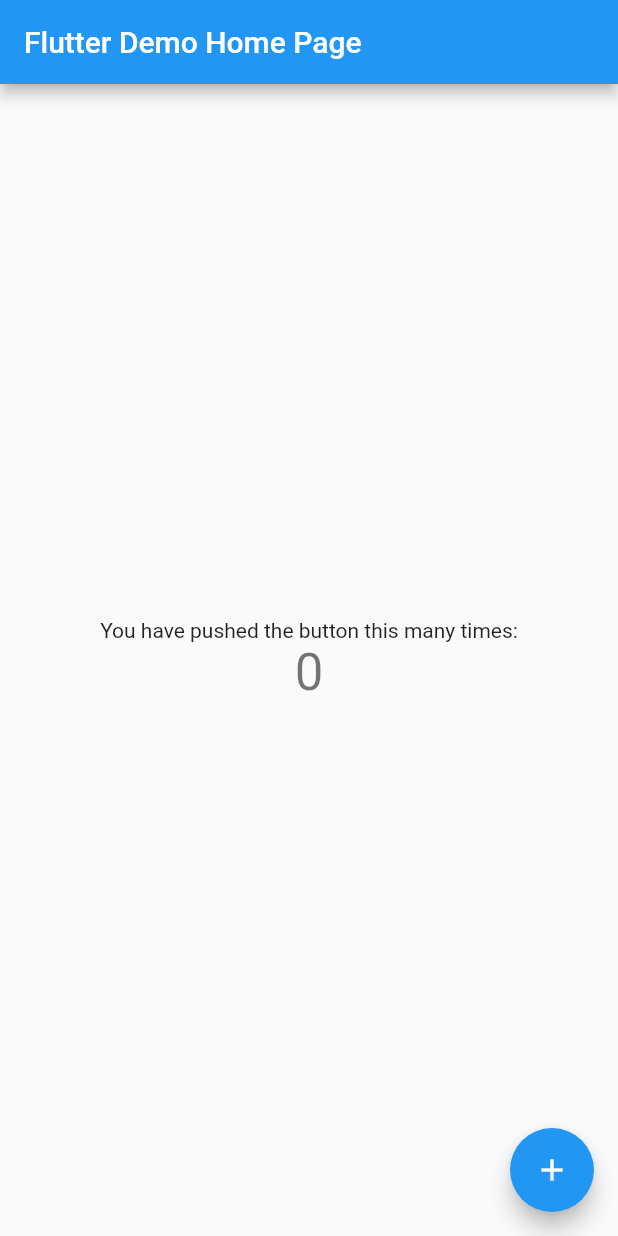
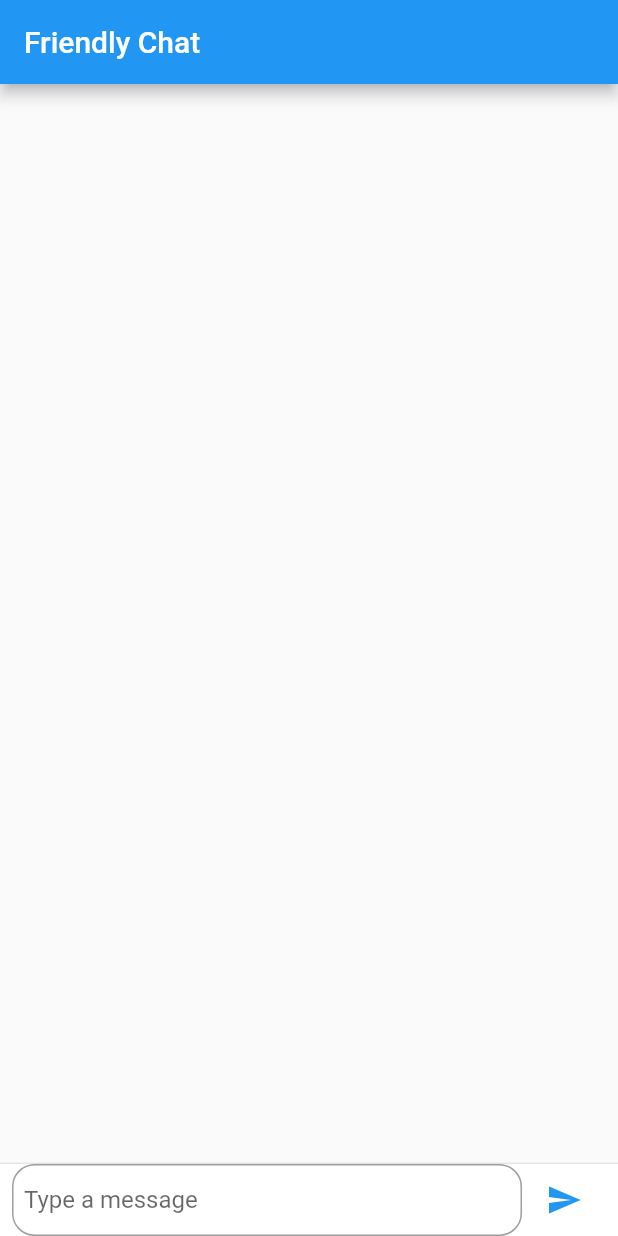
Before and after one commit to gustiyoga/helloflutter, a Flutter app: the screen it shows after launch, on a phone screen of 412 x 824 dp. Run offline on Flutter 3.47's test engine with Material 2 defaults, Android fonts, the phone set to English and light mode, and no system bars.

Commit message:
FriendlyChat: init text input and bubble chat

```diff
--- /dev/null
+++ b/lib/FriendlyChat/main.dart
@@ -0,0 +1,103 @@
+import 'package:flutter/material.dart';
+import 'package:helloflutter/FriendlyChat/chat_message.dart';
+
+class FriendlychatApp extends StatelessWidget {
+  @override
+  Widget build(BuildContext context) {
+    return MaterialApp(
+      title: 'Friendly Chat',
+      home: ChatScreen(),
+    );
+  }
+}
+
+class ChatScreen extends StatefulWidget {
+  ChatScreen({Key key}) : super(key: key);
+
+  _ChatScreenState createState() => _ChatScreenState();
+}
+
+class _ChatScreenState extends State<ChatScreen> {
+  final List<ChatMessage> _messages = <ChatMessage>[];
+  final TextEditingController _textController = new TextEditingController();
+
+  @override
+  Widget build(BuildContext context) {
+    return Scaffold(
+      appBar: AppBar(title: Text("Friendly Chat")),
+      body: Column(
+        children: <Widget>[
+          Flexible(
+            child: ListView.builder(
+              padding: EdgeInsets.all(8.0),
+              reverse: true,
+              itemBuilder: (_, int index) => _messages[index],
+              itemCount: _messages.length,
+            ),
+          ),
+          Divider(height: 1.0),
+          Container(
+            decoration: BoxDecoration(color: Theme.of(context).cardColor),
+            child: _buildTextComposer(),
+          )
+        ],
+      ),
+    );
+  }
+
+  Widget _buildTextComposer() {
+    return IconTheme(
+      data: IconThemeData(color: Theme.of(context).accentColor),
+      child: Container(
+        margin: EdgeInsets.symmetric(
+          horizontal: 8.0,
+        ),
+        child: Row(
+          children: <Widget>[
+            Expanded(
+              child: TextField(
+                controller: _textController,
+                onSubmitted: _handleSubmitted,
+                decoration: InputDecoration(
+                    contentPadding: EdgeInsets.symmetric(
+                      horizontal: 8.0,
+                      vertical: 8.0,
+                    ),
+                    focusedBorder: OutlineInputBorder(
+                      borderRadius: BorderRadius.all(Radius.circular(15.0)),
+                      borderSide: BorderSide(
+                        color: Theme.of(context).primaryColor,
+                      ),
+                    ),
+                    border: OutlineInputBorder(
+                      borderRadius: BorderRadius.all(Radius.circular(15.0)),
+                    ),
+                    hintText: "Type a message"),
+              ),
+            ),
+            Container(
+              margin: EdgeInsets.symmetric(horizontal: 4.0),
+              child: IconButton(
+                icon: Icon(
+                  Icons.send,
+                ),
+                onPressed: () => _handleSubmitted(_textController.text),
+              ),
+            )
+          ],
+        ),
+      ),
+    );
+  }
+
+  void _handleSubmitted(String text) {
+    _textController.clear();
+
+    ChatMessage message = new ChatMessage(
+      text: text,
+    );
+    setState(() {
+      _messages.insert(0, message);
+    });
+  }
+}
--- a/lib/main.dart
+++ b/lib/main.dart
@@ -1,111 +1,114 @@
 import 'package:flutter/material.dart';
+import 'package:helloflutter/FriendlyChat/main.dart';
 
-void main() => runApp(MyApp());
+void main() => runApp(
+  FriendlychatApp()
+);
 
-class MyApp extends StatelessWidget {
-  // This widget is the root of your application.
-  @override
-  Widget build(BuildContext context) {
-    return MaterialApp(
-      title: 'Flutter Demo',
-      theme: ThemeData(
-        // This is the theme of your application.
-        //
-        // Try running your application with "flutter run". You'll see the
-        // application has a blue toolbar. Then, without quitting the app, try
-        // changing the primarySwatch below to Colors.green and then invoke
-        // "hot reload" (press "r" in the console where you ran "flutter run",
-        // or simply save your changes to "hot reload" in a Flutter IDE).
-        // Notice that the counter didn't reset back to zero; the application
-        // is not restarted.
-        primarySwatch: Colors.blue,
-      ),
-      home: MyHomePage(title: 'Flutter Demo Home Page'),
-    );
-  }
-}
+// class MyApp extends StatelessWidget {
+//   // This widget is the root of your application.
+//   @override
+//   Widget build(BuildContext context) {
+//     return MaterialApp(
+//       title: 'Flutter Demo',
+//       theme: ThemeData(
+//         // This is the theme of your application.
+//         //
+//         // Try running your application with "flutter run". You'll see the
+//         // application has a blue toolbar. Then, without quitting the app, try
+//         // changing the primarySwatch below to Colors.green and then invoke
+//         // "hot reload" (press "r" in the console where you ran "flutter run",
+//         // or simply save your changes to "hot reload" in a Flutter IDE).
+//         // Notice that the counter didn't reset back to zero; the application
+//         // is not restarted.
+//         primarySwatch: Colors.blue,
+//       ),
+//       home: MyHomePage(title: 'Flutter Demo Home Page'),
+//     );
+//   }
+// }
 
-class MyHomePage extends StatefulWidget {
-  MyHomePage({Key key, this.title}) : super(key: key);
+// class MyHomePage extends StatefulWidget {
+//   MyHomePage({Key key, this.title}) : super(key: key);
 
-  // This widget is the home page of your application. It is stateful, meaning
-  // that it has a State object (defined below) that contains fields that affect
-  // how it looks.
+//   // This widget is the home page of your application. It is stateful, meaning
+//   // that it has a State object (defined below) that contains fields that affect
+//   // how it looks.
 
-  // This class is the configuration for the state. It holds the values (in this
-  // case the title) provided by the parent (in this case the App widget) and
-  // used by the build method of the State. Fields in a Widget subclass are
-  // always marked "final".
+//   // This class is the configuration for the state. It holds the values (in this
+//   // case the title) provided by the parent (in this case the App widget) and
+//   // used by the build method of the State. Fields in a Widget subclass are
+//   // always marked "final".
 
-  final String title;
+//   final String title;
 
-  @override
-  _MyHomePageState createState() => _MyHomePageState();
-}
+//   @override
+//   _MyHomePageState createState() => _MyHomePageState();
+// }
 
-class _MyHomePageState extends State<MyHomePage> {
-  int _counter = 0;
+// class _MyHomePageState extends State<MyHomePage> {
+//   int _counter = 0;
 
-  void _incrementCounter() {
-    setState(() {
-      // This call to setState tells the Flutter framework that something has
-      // changed in this State, which causes it to rerun the build method below
-      // so that the display can reflect the updated values. If we changed
-      // _counter without calling setState(), then the build method would not be
-      // called again, and so nothing would appear to happen.
-      _counter++;
-    });
-  }
+//   void _incrementCounter() {
+//     setState(() {
+//       // This call to setState tells the Flutter framework that something has
+//       // changed in this State, which causes it to rerun the build method below
+//       // so that the display can reflect the updated values. If we changed
+//       // _counter without calling setState(), then the build method would not be
+//       // called again, and so nothing would appear to happen.
+//       _counter++;
+//     });
+//   }
 
-  @override
-  Widget build(BuildContext context) {
-    // This method is rerun every time setState is called, for instance as done
-    // by the _incrementCounter method above.
-    //
-    // The Flutter framework has been optimized to make rerunning build methods
-    // fast, so that you can just rebuild anything that needs updating rather
-    // than having to individually change instances of widgets.
-    return Scaffold(
-      appBar: AppBar(
-        // Here we take the value from the MyHomePage object that was created by
-        // the App.build method, and use it to set our appbar title.
-        title: Text(widget.title),
-      ),
-      body: Center(
-        // Center is a layout widget. It takes a single child and positions it
-        // in the middle of the parent.
-        child: Column(
-          // Column is also a layout widget. It takes a list of children and
-          // arranges them vertically. By default, it sizes itself to fit its
-          // children horizontally, and tries to be as tall as its parent.
-          //
-          // Invoke "debug painting" (press "p" in the console, choose the
-          // "Toggle Debug Paint" action from the Flutter Inspector in Android
-          // Studio, or the "Toggle Debug Paint" command in Visual Studio Code)
-          // to see the wireframe for each widget.
-          //
-          // Column has various properties to control how it sizes itself and
-          // how it positions its children. Here we use mainAxisAlignment to
-          // center the children vertically; the main axis here is the vertical
-          // axis because Columns are vertical (the cross axis would be
-          // horizontal).
-          mainAxisAlignment: MainAxisAlignment.center,
-          children: <Widget>[
-            Text(
-              'You have pushed the button this many times:',
-            ),
-            Text(
-              '$_counter',
-              style: Theme.of(context).textTheme.display1,
-            ),
-          ],
-        ),
-      ),
-      floatingActionButton: FloatingActionButton(
-        onPressed: _incrementCounter,
-        tooltip: 'Increment',
-        child: Icon(Icons.add),
-      ), // This trailing comma makes auto-formatting nicer for build methods.
-    );
-  }
-}
+//   @override
+//   Widget build(BuildContext context) {
+//     // This method is rerun every time setState is called, for instance as done
+//     // by the _incrementCounter method above.
+//     //
+//     // The Flutter framework has been optimized to make rerunning build methods
+//     // fast, so that you can just rebuild anything that needs updating rather
+//     // than having to individually change instances of widgets.
+//     return Scaffold(
+//       appBar: AppBar(
+//         // Here we take the value from the MyHomePage object that was created by
+//         // the App.build method, and use it to set our appbar title.
+//         title: Text(widget.title),
+//       ),
+//       body: Center(
+//         // Center is a layout widget. It takes a single child and positions it
+//         // in the middle of the parent.
+//         child: Column(
+//           // Column is also a layout widget. It takes a list of children and
+//           // arranges them vertically. By default, it sizes itself to fit its
+//           // children horizontally, and tries to be as tall as its parent.
+//           //
+//           // Invoke "debug painting" (press "p" in the console, choose the
+//           // "Toggle Debug Paint" action from the Flutter Inspector in Android
+//           // Studio, or the "Toggle Debug Paint" command in Visual Studio Code)
+//           // to see the wireframe for each widget.
+//           //
+//           // Column has various properties to control how it sizes itself and
+//           // how it positions its children. Here we use mainAxisAlignment to
+//           // center the children vertically; the main axis here is the vertical
+//           // axis because Columns are vertical (the cross axis would be
+//           // horizontal).
+//           mainAxisAlignment: MainAxisAlignment.center,
+//           children: <Widget>[
+//             Text(
+//               'You have pushed the button this many times:',
+//             ),
+//             Text(
+//               '$_counter',
+//               style: Theme.of(context).textTheme.display1,
+//             ),
+//           ],
+//         ),
+//       ),
+//       floatingActionButton: FloatingActionButton(
+//         onPressed: _incrementCounter,
+//         tooltip: 'Increment',
+//         child: Icon(Icons.add),
+//       ), // This trailing comma makes auto-formatting nicer for build methods.
+//     );
+//   }
+// }
```
Also changed, not shown: lib/FriendlyChat/chat_message.dart (added, +61 -0 lines), 1 other file.
